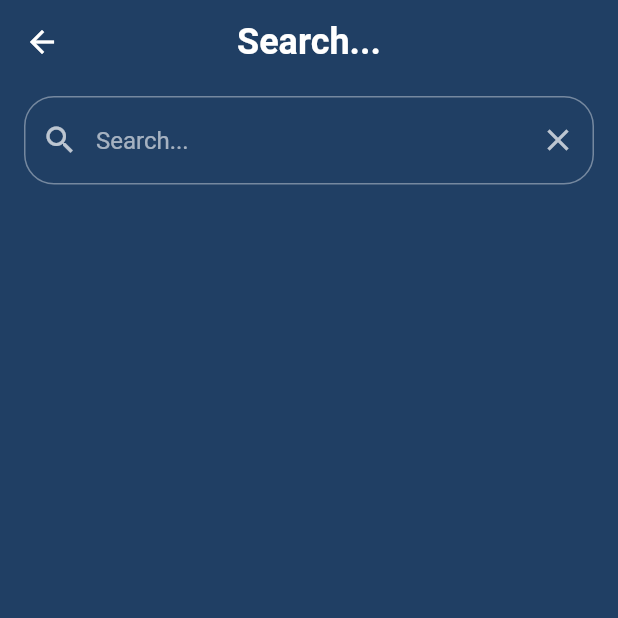
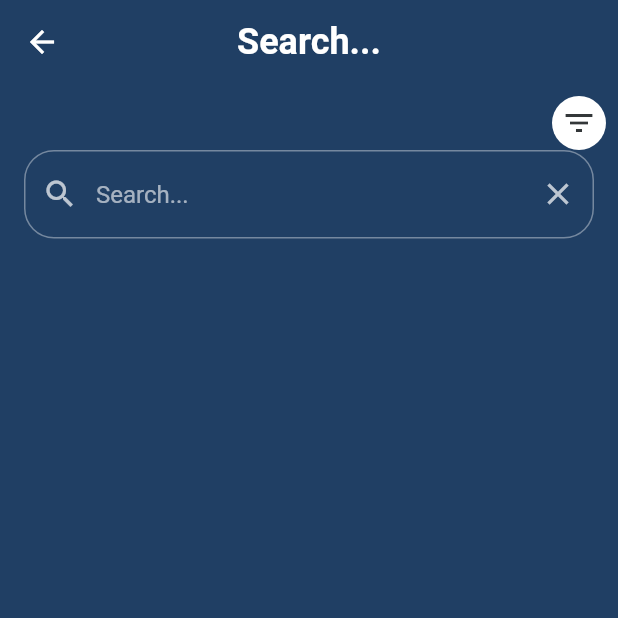
Before and after one commit to Abanoub-20180003/doctor_plus, a Flutter app: the SearchBlock screen opened directly, on a phone screen of 412 x 824 dp, the top half of it. Run offline on Flutter 3.47's test engine with Material 2 defaults, Android fonts, the phone set to English and light mode, and no system bars; our stand-ins replace cloud_firestore, firebase_auth, firebase_core; accounts and stored records are empty.

Commit message:
before the marge

```diff
--- a/lib/Model/doctor.dart
+++ /dev/null
@@ -1,3 +0,0 @@
-class Doctor {
-  String? name, email, password, id, organizationId;
-}
--- a/lib/Model/drug.dart
+++ /dev/null
@@ -1,4 +0,0 @@
-class Drug {
-  // ganeral info
-  String? Id, name, com_name;
-}
--- a/lib/Model/medical_test.dart
+++ /dev/null
@@ -1,3 +0,0 @@
-class MedicalTest {
-  String? id, name;
-}
--- a/lib/Model/patient.dart
+++ b/lib/Model/patient.dart
@@ -12,8 +12,8 @@ class Patient {
       gander,
       occupation,
       specialHabit,
-      docId,
-      userId;
+      patientId,
+      doctorId;
   // address
   String? address, telHome, cellPhone;
   // boolean if patinet need to hospitalize
--- a/lib/View/Screens/SearchView/view_search_patinets.dart
+++ b/lib/View/Screens/SearchView/view_search_patinets.dart
@@ -1,3 +1,4 @@
+import 'package:doctor_plus/View/Widgets/filter_dialog_button.dart';
 import 'package:flutter/material.dart';
 import 'package:doctor_plus/Model/patient.dart';
 import 'package:doctor_plus/View/Widgets/patient_card_title.dart';
@@ -26,12 +27,6 @@ class _SearchBlockState extends State<SearchBlock> {
     _AllpatientList.sort((a, b) => a.name!.compareTo(b.name!));
     _filteredList = _AllpatientList;
     super.initState();
-    // setState(() {
-    //   _AllpatientList = db.getPatients();
-    //   _AllpatientList.sort((a, b) => a.name!.compareTo(b.name!));
-    //   _filteredList = _AllpatientList;
-    //   super.initState();
-    // });
   }
 
   @override
@@ -58,6 +53,13 @@ class _SearchBlockState extends State<SearchBlock> {
           padding: const EdgeInsets.all(8.0),
           child: Column(
             children: [
+              Row(
+                children: [
+                  //_searchBox(_searchController, filterPatientsBySearchText),
+                  Spacer(),
+                  FilterDialogButton()
+                ],
+              ),
               _searchBox(_searchController, filterPatientsBySearchText),
               const SizedBox(
                 height: 8,
--- /dev/null
+++ b/lib/View/Widgets/filter_dialog_button.dart
@@ -0,0 +1,19 @@
+import 'package:doctor_plus/View/Style/color_manager.dart';
+import 'package:flutter/foundation.dart';
+import 'package:flutter/material.dart';
+
+class FilterDialogButton extends StatelessWidget {
+  const FilterDialogButton({super.key});
+
+  @override
+  Widget build(BuildContext context) {
+    return CircleAvatar(
+      radius: 18,
+      backgroundColor: ColorManager.white,
+      child: Icon(
+        Icons.filter_list,
+        color: ColorManager.black,
+      ),
+    );
+  }
+}
```
Also changed, not shown: lib/Controller/firestore_crud.dart (+4 -4 lines), lib/View/Screens/NewPatientFormView/new_patient_form.dart (+133 -133 lines).
